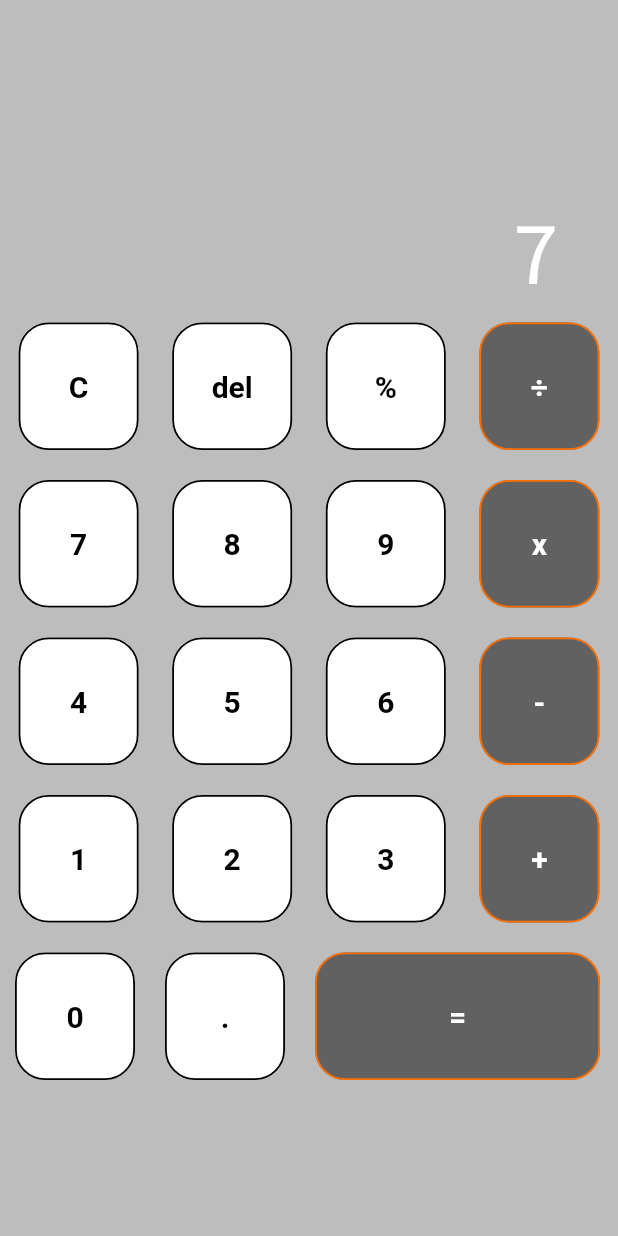
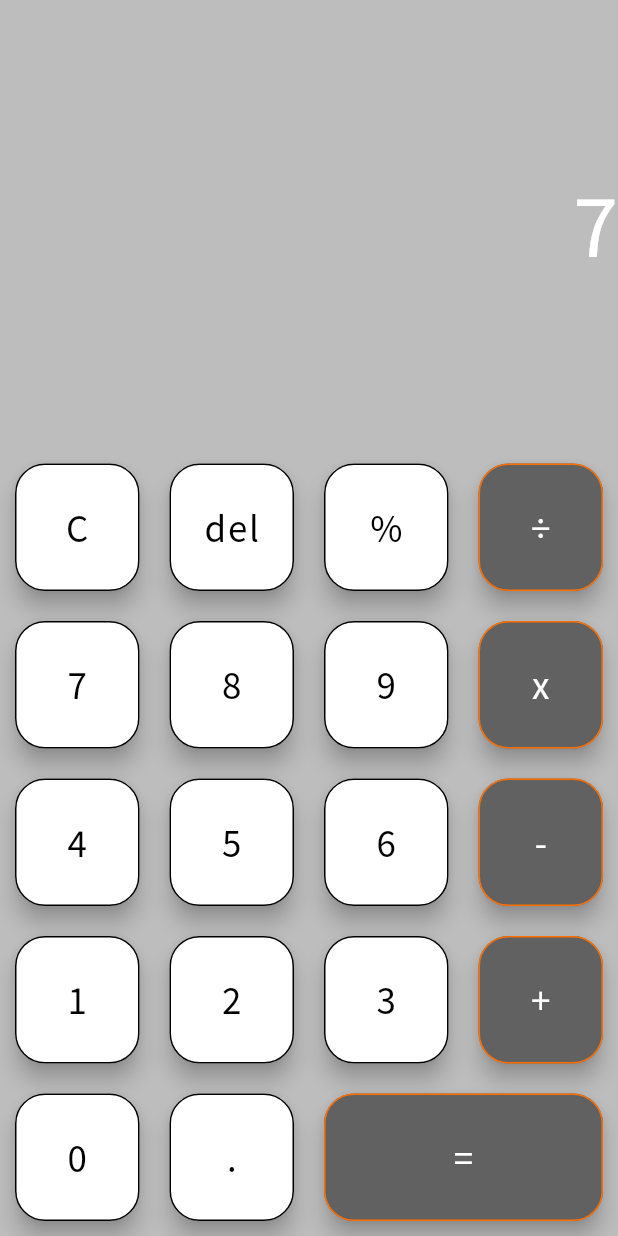
Before and after one commit to sumyathtarwai/code-flutter, a Flutter app: the screen it shows after launch, after a tap on an icon or button, on a phone screen of 412 x 824 dp. Run offline on Flutter 3.47's test engine with Material 2 defaults, Android fonts, the light colour scheme and no system bars.

Commit message:
add single page calculator

```diff
--- a/flutter/calculator/lib/constants.dart
+++ b/flutter/calculator/lib/constants.dart
@@ -12,7 +12,7 @@ abstract class Keys {
   static const key9 = '9';
   static const keyClear = 'C';
   static const keyDel = 'del';
-  static const keyModulus = '%';
+  static const keyPercent = '%';
   static const keyDivide = '÷';
   static const keyMultiply = 'x';
   static const keyMinus = '-';
@@ -32,7 +32,7 @@ abstract class Keys {
     key2,
   ];
   static const thirdColumn = [
-    keyModulus,
+    keyPercent,
     key9,
     key6,
     key3,
@@ -44,3 +44,7 @@ abstract class Keys {
     keyPlus,
   ];
 }
+
+abstract class Constants {
+  static const max = 10;
+}
--- a/flutter/calculator/lib/process.dart
+++ b/flutter/calculator/lib/process.dart
@@ -6,7 +6,41 @@ class Process {
     if (key == null) {
       return false;
     }
+    if (key == Keys.keyDecimal) {
+      return true;
+    }
+    return double.tryParse(key) != null ? true : false;
+  }
 
-    return int.tryParse(key) != null ? true : false;
+  static String calculate(String num1, String num2, String op) {
+    switch (op) {
+      case Keys.keyPercent:
+        return (double.parse(num1) / 100).toString();
+        break;
+      case Keys.keyDivide:
+        return (double.parse(num1) / double.parse(num2)).toString();
+        break;
+      case Keys.keyMultiply:
+        return (double.parse(num1) * double.parse(num2)).toString();
+        break;
+      case Keys.keyMinus:
+        return (double.parse(num1) - double.parse(num2)).toString();
+        break;
+      case Keys.keyPlus:
+        return (double.parse(num1) + double.parse(num2)).toString();
+        break;
+      default: return '';
+    }
+  }
+
+  static String display(String current, String key) {
+    if (key == Keys.keyDecimal) {
+      if (current.isEmpty) {
+        return '0.';
+      }
+      return current.contains(Keys.keyDecimal) ? '' : key;
+    }
+
+    return (current.startsWith('0', 0) && current.length == 1) ? '' : key;
   }
 }
--- a/flutter/calculator/lib/ui/calculator_page.dart
+++ b/flutter/calculator/lib/ui/calculator_page.dart
@@ -8,11 +8,15 @@ class CalculatorPage extends StatefulWidget {
 }
 
 class _KeyState extends State<CalculatorPage> {
-  String _input = '0';
+  String _displayText = '';
+  String _num1 = '';
+  String _num2 = '';
 
   final fontColor = Colors.white;
   final btnColor = Colors.grey.shade700;
   final btnBorder = Colors.amber.shade900;
+
+  String _operator = '';
 
   @override
   Widget build(BuildContext context) {
@@ -21,22 +25,33 @@ class _KeyState extends State<CalculatorPage> {
           crossAxisAlignment: CrossAxisAlignment.stretch,
           mainAxisSize: MainAxisSize.min,
           children: <Widget>[
-            _displayWidget(),
-            _keyFirstColumn(),
-            _keySecondColumn(),
+            Expanded(
+              flex: 1,
+              child: _firstColumnWidget(),
+            ),
+            Expanded(
+              flex: 0,
+              child: _secondColumnKey(),
+            ),
+            Expanded(
+              flex: 0,
+              child: _thirdColumnKey(),
+            ),
           ]),
     );
   }
 
-  Widget _displayWidget() {
-    return Container(
-      //color: Colors.red,
-      padding: EdgeInsets.only(right: 40),
-      margin: EdgeInsets.only(
-        top: 130.0,
-      ),
+  Widget _firstColumnWidget() {
+    return Row(
+      mainAxisSize: MainAxisSize.min,
+      mainAxisAlignment: MainAxisAlignment.end,
+      children: <Widget>[
+        Expanded(
           child: Text(
-        _input,
+            //FIXME
+            (_num1.isNotEmpty && _displayText.isEmpty)
+                ? _num1
+                : _displayText.isEmpty ? '0' : _displayText,
             textAlign: TextAlign.right,
             style: TextStyle(
               fontFamily: 'Source Sans Pro',
@@ -44,75 +59,110 @@ class _KeyState extends State<CalculatorPage> {
               color: Colors.white,
             ),
           ),
+        )
+      ],
     );
   }
 
-  Widget _keyFirstColumn() {
+  Widget _secondColumnKey() {
     return Row(
-      mainAxisAlignment: MainAxisAlignment.spaceEvenly,
-      crossAxisAlignment: CrossAxisAlignment.start,
+      mainAxisSize: MainAxisSize.min,
       children: <Widget>[
-        _buildButtonBulk(Keys.firstColumn),
-        _buildButtonBulk(Keys.secondColumn),
-        _buildButtonBulk(Keys.thirdColumn),
-        _buildButtonBulk(
+        Expanded(
+          child: _buildButtonBulk(Keys.firstColumn),
+        ),
+        Expanded(
+          child: _buildButtonBulk(Keys.secondColumn),
+        ),
+        Expanded(
+          child: _buildButtonBulk(Keys.thirdColumn),
+        ),
+        Expanded(
+          child: _buildButtonBulk2(
             Keys.fourthColumn,
             fontColor: fontColor,
             btnColor: btnColor,
             btnBorder: btnBorder,
           ),
-      ],
-    );
-  }
-
-  Widget _keySecondColumn() {
-    return Row(
-      children: <Widget>[
-        _buildButton(Keys.keyZero),
-        _buildButton(Keys.keyDecimal),
-        _buildButton(
-          Keys.keyEqual,
-          fontColor: fontColor,
-          btnColor: btnColor,
-          btnBorder: btnBorder,
-          width: 190.0,
         ),
       ],
     );
   }
 
-  Widget _buildButton(String key,
-      {Color fontColor = Colors.black,
+  Widget _thirdColumnKey() {
+    return Row(
+      //mainAxisAlignment: MainAxisAlignment.spaceEvenly,
+      mainAxisSize: MainAxisSize.min,
+      children: <Widget>[
+        Expanded(
+          child: _buildButton(Keys.keyZero),
+        ),
+        Expanded(
+          child: _buildButton(Keys.keyDecimal),
+        ),
+        Expanded(
+          flex: 2,
+          //FIXME
+          child: _buildButton3(
+            Keys.keyEqual,
+            fontColor: fontColor,
+            btnColor: btnColor,
+            btnBorder: btnBorder,
+            // width: 180.0,
+          ),
+        ),
+      ],
+    );
+  }
+
+  Widget _buildButton(
+    String key, {
+    Color fontColor = Colors.black,
     Color btnColor = Colors.white,
     Color btnBorder = Colors.black,
-      double width = 80.0}) {
+  }) {
+    // keypad text
+    var keyText = Text(
+      key,
+      style: TextStyle(
+        fontFamily: 'Source Sans Pro',
+        fontSize: 26.0,
+        color: fontColor,
+      ),
+    );
     return Container(
-      margin: const EdgeInsets.all(10),
-      width: width,
+      margin: const EdgeInsets.all(10.0),
+      width: 85.0,
       height: 85.0,
-      child: FlatButton(
-        textColor: fontColor,
-        color: btnColor,
+      child: FloatingActionButton(
+        backgroundColor: btnColor,
         shape: RoundedRectangleBorder(
           borderRadius: BorderRadius.circular(20.0),
           side: BorderSide(
             color: btnBorder,
-            width: 1.2,
           ),
         ),
-        child: Text(
-          key,
-          style: TextStyle(
-            fontSize: 20.0,
-            fontWeight: FontWeight.bold,
-          ),
-        ),
+        child: keyText,
         onPressed: () {
-          if (Process.isNum(key)) {
           setState(() {
-              _input = key;
+            //FIXME
+
+            //TODO handle key
+            if (key == Keys.keyClear) {
+              _displayText = '';
+            } else if (key == Keys.keyDel) {
+              if (_displayText != '0' && _displayText.isNotEmpty) {
+                _displayText =
+                    _displayText.substring(0, _displayText.length - 1);
+              }
+            } else if (Process.isNum(key) &&
+                _displayText.length < Constants.max) {
+              _displayText += Process.display(_displayText, key);
+            } else {
+              //TODO calculate num1 and num2
+
+            }
           });
-          }
         },
       ),
     );
@@ -136,4 +186,113 @@ class _KeyState extends State<CalculatorPage> {
       children: buttons,
     );
   }
+
+//FIXME Need to fix to share state
+  Widget _buildButtonBulk2(List<String> keys,
+      {Color fontColor = Colors.black,
+      Color btnColor = Colors.white,
+      Color btnBorder = Colors.black}) {
+    List<Widget> buttons = [];
+    for (var key in keys) {
+      buttons.add(_buildButton2(
+        key,
+        fontColor: fontColor,
+        btnColor: btnColor,
+        btnBorder: btnBorder,
+      ));
     }
+    return Column(
+      mainAxisSize: MainAxisSize.min,
+      children: buttons,
+    );
+  }
+
+  Widget _buildButton2(
+    String key, {
+    Color fontColor = Colors.black,
+    Color btnColor = Colors.white,
+    Color btnBorder = Colors.black,
+  }) {
+    // keypad text
+    var keyText = Text(
+      key,
+      style: TextStyle(
+        fontFamily: 'Source Sans Pro',
+        fontSize: 26.0,
+        color: fontColor,
+      ),
+    );
+    return Container(
+      margin: const EdgeInsets.all(10.0),
+      width: 85.0,
+      height: 85.0,
+      child: FloatingActionButton(
+        backgroundColor: btnColor,
+        shape: RoundedRectangleBorder(
+          borderRadius: BorderRadius.circular(20.0),
+          side: BorderSide(
+            color: btnBorder,
+          ),
+        ),
+        child: keyText,
+        onPressed: () {
+          print(key);
+          setState(() {
+            if (_num1.isEmpty) {
+              _num1 = _displayText;
+              // reset
+              _displayText = '';
+            }
+            _operator = key;
+            print('op $_num1 $_operator');
+          });
+        },
+      ),
+    );
+  }
+
+//FIXME
+  Widget _buildButton3(
+    String key, {
+    Color fontColor = Colors.black,
+    Color btnColor = Colors.white,
+    Color btnBorder = Colors.black,
+  }) {
+    // keypad text
+    var keyText = Text(
+      key,
+      style: TextStyle(
+        fontFamily: 'Source Sans Pro',
+        fontSize: 26.0,
+        color: fontColor,
+      ),
+    );
+    return Container(
+      margin: const EdgeInsets.all(10.0),
+      width: 85.0,
+      height: 85.0,
+      child: FloatingActionButton(
+        backgroundColor: btnColor,
+        shape: RoundedRectangleBorder(
+          borderRadius: BorderRadius.circular(20.0),
+          side: BorderSide(
+            color: btnBorder,
+          ),
+        ),
+        child: keyText,
+        onPressed: () {
+          print(key);
+          setState(() {
+            _num2 = _displayText;
+            print('op $_num1 $_operator $_num2');
+            // reset
+            _displayText = Process.calculate(_num1, _num2, _operator);
+            _num1 = '';
+            _num2 = '';
+            _operator = '';
+          });
+        },
+      ),
+    );
+  }
+}
```
Lines whose indentation alone changed are shown as unchanged.
